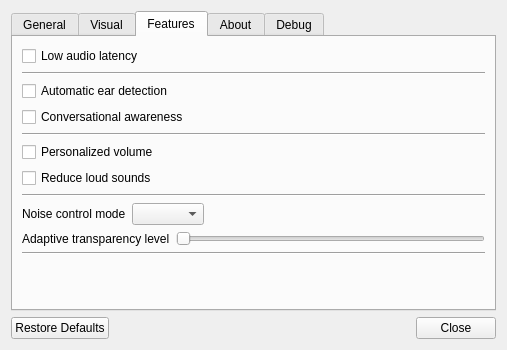
Before: the Qt Designer form Source/Gui/SettingsWindow.ui in DeveShlomo/AirPodsWindows, drawn with Qt 5.
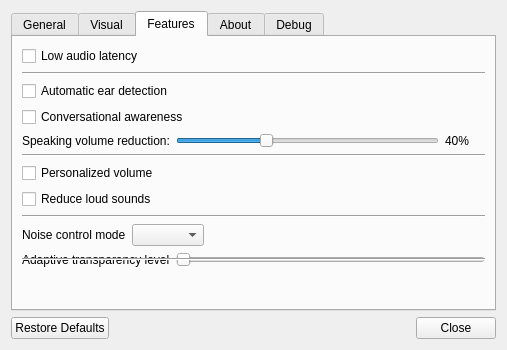
After: the same form once the commit is applied. The open tabs and pages were chosen to show the change. Icons and pictures are not drawn.

Commit message: Update version to v1.2.0, fix MagicAAP links, add conversational awareness volume slider

Patch:
```diff
--- a/Source/Gui/SettingsWindow.ui
+++ b/Source/Gui/SettingsWindow.ui
@@ -257,13 +257,53 @@
         </layout>
        </item>
        <item row="4" column="0">
-        <widget class="Line" name="line_features_1">
-         <property name="orientation">
-          <enum>Qt::Horizontal</enum>
-         </property>
-        </widget>
+        <layout class="QHBoxLayout" name="hlConversationalAwarenessVolume">
+         <item>
+          <widget class="QLabel" name="lblConversationalAwarenessVolume">
+           <property name="text">
+            <string>Speaking volume reduction:</string>
+           </property>
+          </widget>
+         </item>
+         <item>
+          <widget class="QSlider" name="sliderConversationalAwarenessVolume">
+           <property name="minimum">
+            <number>10</number>
+           </property>
+           <property name="maximum">
+            <number>100</number>
+           </property>
+           <property name="value">
+            <number>40</number>
+           </property>
+           <property name="orientation">
+            <enum>Qt::Horizontal</enum>
+           </property>
+          </widget>
+         </item>
+         <item>
+          <widget class="QLabel" name="lblConversationalAwarenessVolumeValue">
+           <property name="text">
+            <string>40%</string>
+           </property>
+           <property name="minimumSize">
+            <size>
+             <width>40</width>
+             <height>0</height>
+            </size>
+           </property>
+          </widget>
+         </item>
+        </layout>
        </item>
        <item row="5" column="0">
+        <widget class="Line" name="line_features_1">
+         <property name="orientation">
+          <enum>Qt::Horizontal</enum>
+         </property>
+        </widget>
+       </item>
+       <item row="6" column="0">
         <layout class="QHBoxLayout" name="horizontalLayout_7">
          <item>
           <widget class="QCheckBox" name="cbPersonalizedVolume">
@@ -290,7 +330,7 @@
          </item>
         </layout>
        </item>
-       <item row="6" column="0">
+       <item row="7" column="0">
         <layout class="QHBoxLayout" name="horizontalLayout_8">
          <item>
           <widget class="QCheckBox" name="cbLoudSoundReduction">
@@ -317,14 +357,14 @@
          </item>
         </layout>
        </item>
-       <item row="7" column="0">
-        <widget class="Line" name="line_features_2">
-         <property name="orientation">
-          <enum>Qt::Horizontal</enum>
-         </property>
-        </widget>
-       </item>
        <item row="8" column="0">
+        <widget class="Line" name="line_features_2">
+         <property name="orientation">
+          <enum>Qt::Horizontal</enum>
+         </property>
+        </widget>
+       </item>
+       <item row="9" column="0">
         <layout class="QHBoxLayout" name="horizontalLayout_9">
          <item>
           <widget class="QLabel" name="lbNoiseControlMode">
@@ -351,7 +391,7 @@
          </item>
         </layout>
        </item>
-       <item row="9" column="0">
+       <item row="10" column="0">
         <layout class="QHBoxLayout" name="horizontalLayout_10">
          <item>
           <widget class="QLabel" name="lbAdaptiveTransparencyLevel">
```
The commit also changes 12 other files.
